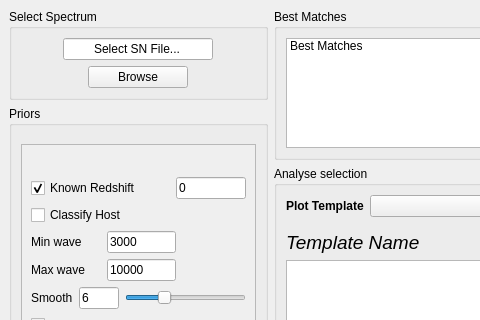
This is dash/design.ui in daniel-muthukrishna/astrodash as Qt 5 draws it before an edit; both pictures show x 0 to 480 and y 0 to 320 of the 1205 by 692 pixel window. The edited form follows.
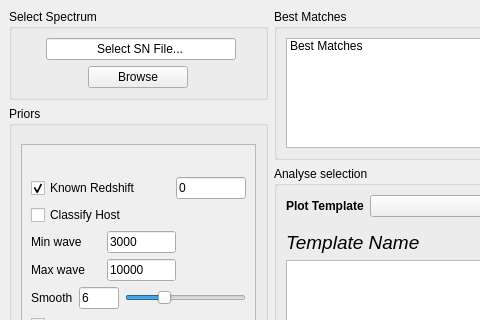
This is the edited form. Custom widgets are drawn as their Qt base class.

The edit to the form file:
```diff
--- a/dash/design.ui
+++ b/dash/design.ui
@@ -39,7 +39,7 @@
         </property>
         <layout class="QVBoxLayout" name="verticalLayout_7" stretch="0">
          <item>
-          <layout class="QGridLayout" name="gridLayout_2" rowstretch="0,0" rowminimumheight="0,0">
+          <layout class="QGridLayout" name="gridLayout_2" rowstretch="0,0">
            <property name="sizeConstraint">
             <enum>QLayout::SetDefaultConstraint</enum>
            </property>
@@ -66,15 +66,31 @@
             </widget>
            </item>
            <item row="0" column="0">
-            <layout class="QHBoxLayout" name="horizontalLayout_8">
+            <layout class="QHBoxLayout" name="horizontalLayout_8" stretch="0,0,0">
              <property name="sizeConstraint">
               <enum>QLayout::SetFixedSize</enum>
              </property>
+             <item>
+              <spacer name="horizontalSpacer">
+               <property name="orientation">
+                <enum>Qt::Horizontal</enum>
+               </property>
+               <property name="sizeType">
+                <enum>QSizePolicy::Maximum</enum>
+               </property>
+               <property name="sizeHint" stdset="0">
+                <size>
+                 <width>25</width>
+                 <height>20</height>
+                </size>
+               </property>
+              </spacer>
+             </item>
              <item>
               <widget class="QLineEdit" name="lineEditInputFilename">
                <property name="maximumSize">
                 <size>
-                 <width>150</width>
+                 <width>16777215</width>
                  <height>16777215</height>
                 </size>
                </property>
@@ -101,6 +117,22 @@
                </property>
               </widget>
              </item>
+             <item>
+              <spacer name="horizontalSpacer_2">
+               <property name="orientation">
+                <enum>Qt::Horizontal</enum>
+               </property>
+               <property name="sizeType">
+                <enum>QSizePolicy::Maximum</enum>
+               </property>
+               <property name="sizeHint" stdset="0">
+                <size>
+                 <width>20</width>
+                 <height>20</height>
+                </size>
+               </property>
+              </spacer>
+             </item>
             </layout>
            </item>
           </layout>
```
